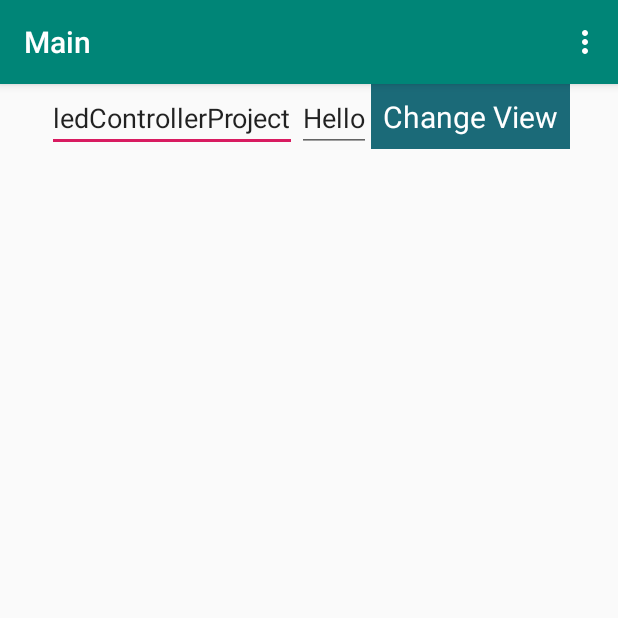
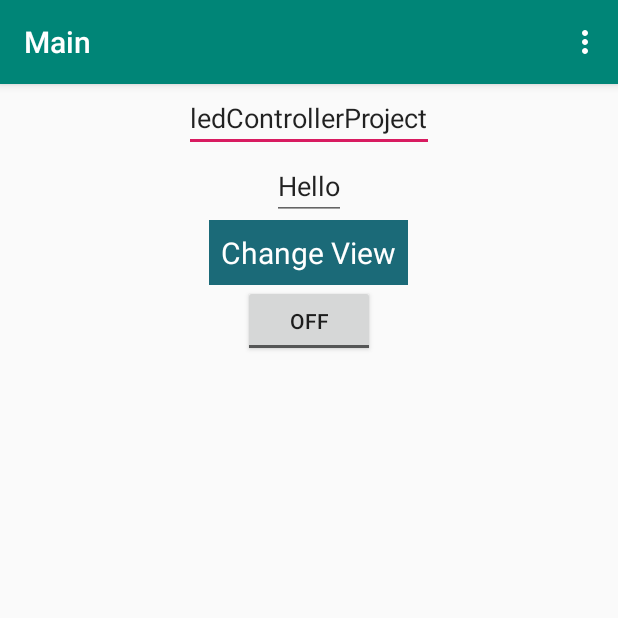
Before and after one commit to DIS17JTH/ledControllerProject, an Android app: the screen it shows after launch (MainActivity), on a phone screen of 412 x 824 dp, the top half of it. Run offline under Robolectric (Android 15) with nearby library versions, the phone set to English and light mode, and no system bars.

Commit message:
home screen layout orientation

```diff
--- a/app/src/main/java/se/ju/students/malu1798/ledcontrollerproject/MainActivity.java
+++ b/app/src/main/java/se/ju/students/malu1798/ledcontrollerproject/MainActivity.java
@@ -27,6 +27,7 @@ public class MainActivity extends AppCompatActivity {
                 startActivity(intent);
             }
         });
+
 
 
 
--- a/app/src/main/res/layout/activity_main.xml
+++ b/app/src/main/res/layout/activity_main.xml
@@ -4,7 +4,8 @@
     android:layout_width="match_parent"
     android:layout_height="match_parent"
     tools:context=".MainActivity"
-    android:gravity="center_horizontal">
+    android:gravity="center_horizontal"
+    android:orientation="vertical">
 
     <EditText
         android:id="@+id/t_app_tile"
@@ -25,4 +26,12 @@
         android:layout_width="wrap_content"
         android:layout_height="wrap_content"
         android:text="Change View" />
+
+    <ToggleButton
+        android:id="@+id/toggleButton2"
+        android:layout_width="wrap_content"
+        android:layout_height="wrap_content"
+        android:text="ToggleButton" />
+
+
 </LinearLayout>
--- a/build.gradle
+++ b/build.gradle
@@ -7,7 +7,7 @@ buildscript {
         jcenter()
     }
     dependencies {
-        classpath 'com.android.tools.build:gradle:3.3.0'
+        classpath 'com.android.tools.build:gradle:3.3.1'
 
 
         // NOTE: Do not place your application dependencies here; they belong
```
